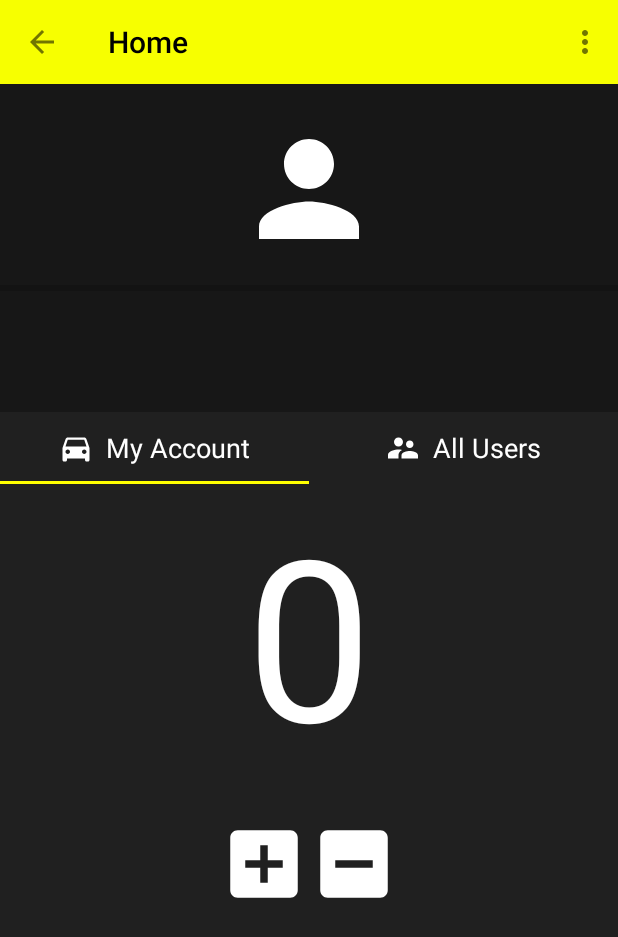
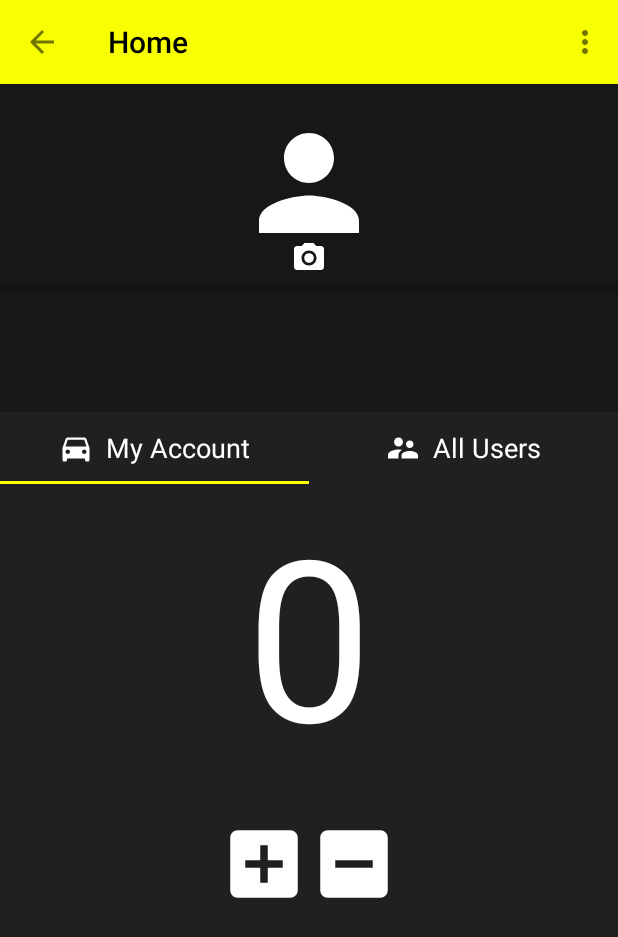
Before and after one commit to patriciahudanova/YellowCarsCounter, an Android app: the screen it shows after launch once a user with an empty profile is signed in (MainActivity), on a phone screen of 412 x 824 dp. Shown: the top 937 px of the screen. Run offline under Robolectric (Android 15) with nearby library versions, the phone set to English and light mode, and no system bars; our stand-ins replace CircleImageView, Firebase (no records; nobody signed in at launch, a user with empty details on screens opened directly); pictures from the network do not load; 2 statements that could not run were skipped.

Commit message:
adding splash activity

```diff
--- a/app/build.gradle
+++ b/app/build.gradle
@@ -48,6 +48,8 @@ dependencies {
 
 
     implementation 'androidx.legacy:legacy-support-v4:1.0.0'
+    implementation 'com.android.support:appcompat-v7:28.0.0'
+    implementation 'com.android.support.constraint:constraint-layout:1.1.3'
     testImplementation 'junit:junit:4.12'
     androidTestImplementation 'androidx.test.ext:junit:1.1.1'
     androidTestImplementation 'androidx.test.espresso:espresso-core:3.2.0'
--- a/app/src/main/java/com/example/yellowcarscounter/main/MainActivity.kt
+++ b/app/src/main/java/com/example/yellowcarscounter/main/MainActivity.kt
@@ -116,7 +116,7 @@ class MainActivity : AppCompatActivity() {
     }
 
     private fun takeUsersPictureOnClick(){
-        civ_userphoto.setOnClickListener {
+        ib_camera.setOnClickListener {
             takePictureIntent()
             val photo = when {
                 ::imageUri.isInitialized -> imageUri
--- a/app/src/main/java/com/example/yellowcarscounter/main/tabs/fragments/UsersFragment.kt
+++ b/app/src/main/java/com/example/yellowcarscounter/main/tabs/fragments/UsersFragment.kt
@@ -68,7 +68,9 @@ class UsersFragment : Fragment() {
                 if (TextUtils.isEmpty(s)) {
                     logRecyclerView(databaseReference)
                 } else {
-                    logRecyclerView(databaseReference.orderByChild("name").startAt(s).endAt(s + "\uf8ff"))
+                    if (s != null) {
+                        logRecyclerView(databaseReference.orderByChild("name").startAt(s.toLowerCase()).endAt(s + "\uf8ff"))
+                    }
                 }
                 return false
             }
--- a/app/src/main/java/com/example/yellowcarscounter/register/RegisterActivity.kt
+++ b/app/src/main/java/com/example/yellowcarscounter/register/RegisterActivity.kt
@@ -72,7 +72,7 @@ class RegisterActivity : AppCompatActivity(){
                     if (it.isSuccessful){
                         val uid = mAuth.currentUser!!.uid
                         var pic = FirebaseStorage.getInstance().reference.child("pics/${uid}").path
-                        saveUserData(uid,username,email,pic)
+                        saveUserData(uid,username.toLowerCase(),email,pic)
                         val intent = Intent(this, MainActivity::class.java)
                         startActivity(intent)
                         finish()
--- /dev/null
+++ b/app/src/main/java/com/example/yellowcarscounter/splashscreen/SplashActivity.kt
@@ -0,0 +1,24 @@
+package com.example.yellowcarscounter.splashscreen
+
+import android.content.Intent
+import androidx.appcompat.app.AppCompatActivity
+import android.os.Bundle
+import android.os.Handler
+import com.example.yellowcarscounter.GetStartedActivity
+import com.example.yellowcarscounter.R
+
+class SplashActivity : AppCompatActivity() {
+
+    override fun onCreate(savedInstanceState: Bundle?) {
+        super.onCreate(savedInstanceState)
+        setContentView(R.layout.activity_splash)
+
+        val SPLASH_TIME_OUT = 2000
+        val homeIntent = Intent(this@SplashActivity, GetStartedActivity::class.java)
+        Handler().postDelayed({
+            //Do some stuff here, like implement deep linking
+            startActivity(homeIntent)
+            finish()
+        }, SPLASH_TIME_OUT.toLong())
+    }
+}
--- /dev/null
+++ b/app/src/main/res/drawable/ic_photo_camera_white_24dp.xml
@@ -0,0 +1,6 @@
+<vector android:height="24dp" android:tint="#FFFFFF"
+    android:viewportHeight="24.0" android:viewportWidth="24.0"
+    android:width="24dp" xmlns:android="http://schemas.android.com/apk/res/android">
+    <path android:fillColor="#FF000000" android:pathData="M12,12m-3.2,0a3.2,3.2 0,1 1,6.4 0a3.2,3.2 0,1 1,-6.4 0"/>
+    <path android:fillColor="#FF000000" android:pathData="M9,2L7.17,4L4,4c-1.1,0 -2,0.9 -2,2v12c0,1.1 0.9,2 2,2h16c1.1,0 2,-0.9 2,-2L22,6c0,-1.1 -0.9,-2 -2,-2h-3.17L15,2L9,2zM12,17c-2.76,0 -5,-2.24 -5,-5s2.24,-5 5,-5 5,2.24 5,5 -2.24,5 -5,5z"/>
+</vector>
--- a/app/src/main/res/layout/activity_main.xml
+++ b/app/src/main/res/layout/activity_main.xml
@@ -17,12 +17,28 @@ android:background="@color/colorPrimaryDark">
         android:paddingTop="20dp"
         android:layout_height="wrap_content">
 
-        <de.hdodenhof.circleimageview.CircleImageView
-            android:id="@+id/civ_userphoto"
-            android:layout_width="100dp"
-            android:layout_height="100dp"
-            android:layout_marginBottom="8dp"
-            android:src="@drawable/ic_person_60dp"/>
+        <FrameLayout
+            android:layout_width="match_parent"
+            android:layout_height="wrap_content"
+            android:layout_gravity="center">
+
+            <de.hdodenhof.circleimageview.CircleImageView
+                android:id="@+id/civ_userphoto"
+                android:layout_width="100dp"
+                android:layout_height="100dp"
+                android:layout_marginBottom="8dp"
+                android:src="@drawable/ic_person_60dp"
+                android:layout_gravity="center"/>
+            <ImageButton
+                android:id="@+id/ib_camera"
+                android:background="@color/transparent"
+                android:layout_width="wrap_content"
+                android:layout_height="wrap_content"
+                android:src="@drawable/ic_photo_camera_white_24dp"
+                android:layout_gravity="bottom|center"
+                />
+
+        </FrameLayout>
 
         <ProgressBar
             android:id="@+id/pb_upload_pic"
```
Also changed, not shown: app/src/main/AndroidManifest.xml (+20 -4 lines), app/src/main/res/drawable/gradient_splash.xml (added, +8 -0 lines), app/src/main/res/drawable/ic_mail_outline_black_24dp.xml (added, +9 -0 lines), app/src/main/res/layout/activity_splash.xml (added, +32 -0 lines), app/src/main/res/values/styles.xml (+9 -0 lines), app/src/main/res/drawable/logo_splash.png (added), app/src/main/res/drawable/logo_splash_white.png (added).
